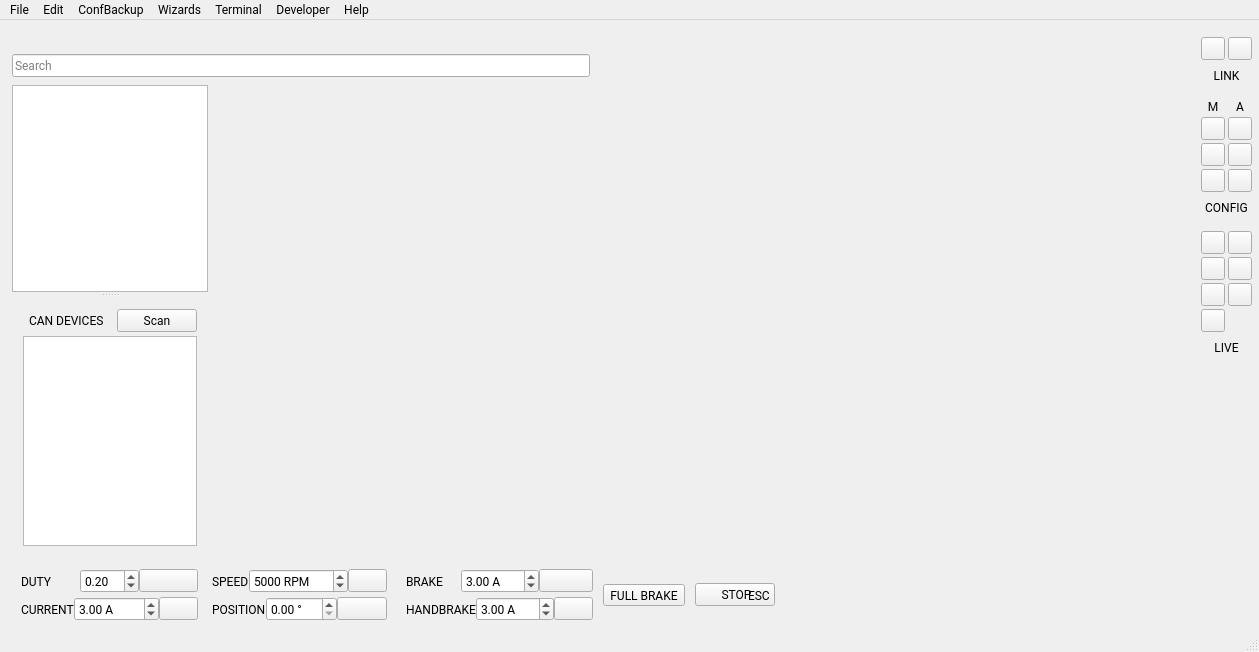
This is mainwindow.ui in Jfriesen222/vesc_tool as Qt 5 draws it before an edit. The edited form follows.
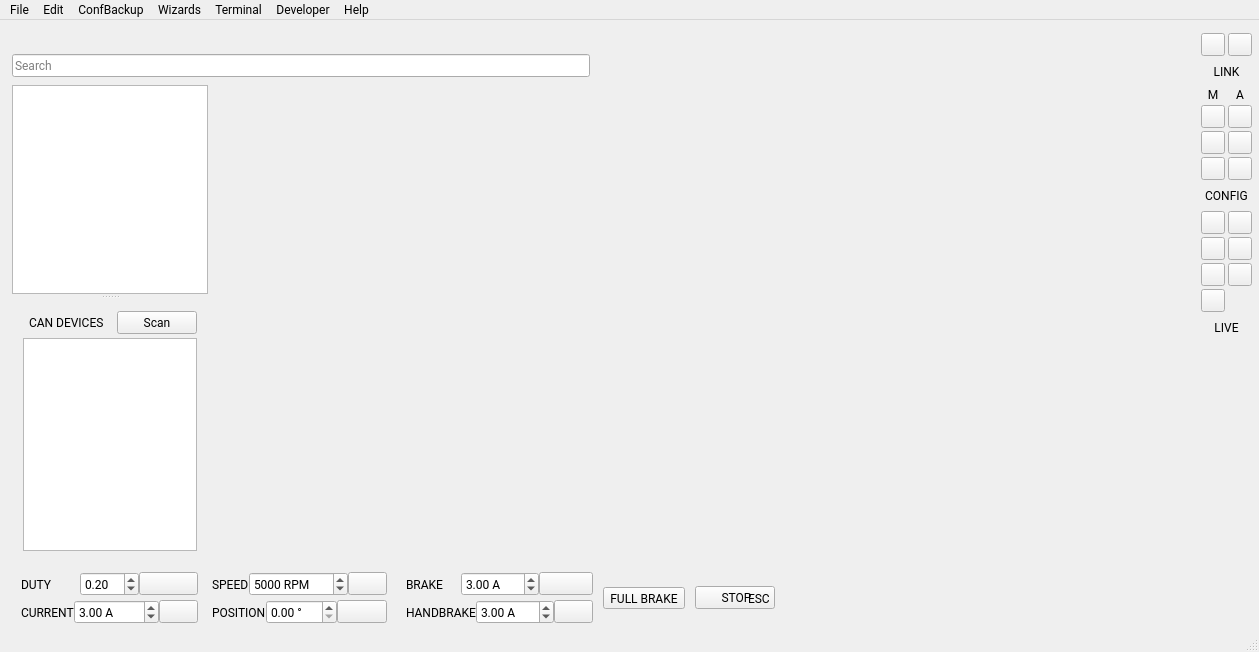
This is the edited form. Icons and pictures are not drawn. Custom widgets are drawn as their Qt base class.

```diff
--- a/mainwindow.ui
+++ b/mainwindow.ui
@@ -61,12 +61,6 @@
         <property name="enabled">
          <bool>true</bool>
         </property>
-        <property name="maximumSize">
-         <size>
-          <width>120</width>
-          <height>36</height>
-         </size>
-        </property>
         <property name="text">
          <string/>
         </property>
@@ -219,20 +213,23 @@
         <number>3</number>
        </property>
        <property name="topMargin">
-        <number>14</number>
+        <number>10</number>
        </property>
        <property name="rightMargin">
         <number>4</number>
        </property>
        <property name="bottomMargin">
-        <number>8</number>
+        <number>6</number>
        </property>
        <item>
         <widget class="QFrame" name="linkKeys">
          <property name="keys" stdset="0">
           <bool>true</bool>
          </property>
-         <layout class="QGridLayout" name="linkKeysLayout">
+         <layout class="QHBoxLayout" name="linkKeysLayout">
+          <property name="spacing">
+           <number>3</number>
+          </property>
           <property name="leftMargin">
            <number>3</number>
           </property>
@@ -245,13 +242,10 @@
           <property name="bottomMargin">
            <number>3</number>
           </property>
-          <property name="spacing">
-           <number>3</number>
-          </property>
-          <item row="0" column="0">
+          <item>
            <widget class="QToolButton" name="actionReconnectButton"/>
           </item>
-          <item row="0" column="1">
+          <item>
            <widget class="QToolButton" name="actionDisconnectButton"/>
           </item>
          </layout>
@@ -267,28 +261,15 @@
          </property>
         </widget>
        </item>
-       <item>
-        <spacer name="railSpacer1">
-         <property name="sizeType">
-          <enum>QSizePolicy::Policy::Fixed</enum>
-         </property>
-         <property name="orientation">
-          <enum>Qt::Orientation::Vertical</enum>
-         </property>
-         <property name="sizeHint" stdset="0">
-          <size>
-           <width>10</width>
-           <height>8</height>
-          </size>
-         </property>
-        </spacer>
-       </item>
        <item>
         <widget class="QFrame" name="configKeys">
          <property name="keys" stdset="0">
           <bool>true</bool>
          </property>
-         <layout class="QGridLayout" name="configKeysLayout">
+         <layout class="QHBoxLayout" name="configKeysLayout">
+          <property name="spacing">
+           <number>3</number>
+          </property>
           <property name="leftMargin">
            <number>3</number>
           </property>
@@ -301,10 +282,12 @@
           <property name="bottomMargin">
            <number>3</number>
           </property>
+          <item>
+           <layout class="QVBoxLayout" name="motorKeysLayout">
           <property name="spacing">
            <number>3</number>
           </property>
-          <item row="0" column="0">
+            <item>
            <widget class="QLabel" name="motorKeysLabel">
             <property name="text">
              <string>M</string>
@@ -314,7 +297,23 @@
             </property>
            </widget>
           </item>
-          <item row="0" column="1">
+            <item>
+             <widget class="QToolButton" name="actionReadMcconfButton"/>
+            </item>
+            <item>
+             <widget class="QToolButton" name="actionReadMcconfDefaultButton"/>
+            </item>
+            <item>
+             <widget class="QToolButton" name="actionWriteMcconfButton"/>
+            </item>
+           </layout>
+          </item>
+          <item>
+           <layout class="QVBoxLayout" name="appKeysLayout">
+            <property name="spacing">
+             <number>3</number>
+            </property>
+            <item>
            <widget class="QLabel" name="appKeysLabel">
             <property name="text">
              <string>A</string>
@@ -324,25 +323,18 @@
             </property>
            </widget>
           </item>
-          <item row="1" column="0">
-           <widget class="QToolButton" name="actionReadMcconfButton"/>
-          </item>
-          <item row="1" column="1">
+            <item>
            <widget class="QToolButton" name="actionReadAppconfButton"/>
           </item>
-          <item row="2" column="0">
-           <widget class="QToolButton" name="actionReadMcconfDefaultButton"/>
-          </item>
-          <item row="2" column="1">
+            <item>
            <widget class="QToolButton" name="actionReadAppconfDefaultButton"/>
           </item>
-          <item row="3" column="0">
-           <widget class="QToolButton" name="actionWriteMcconfButton"/>
-          </item>
-          <item row="3" column="1">
+            <item>
            <widget class="QToolButton" name="actionWriteAppconfButton"/>
           </item>
          </layout>
+          </item>
+         </layout>
         </widget>
        </item>
        <item>
@@ -355,28 +347,15 @@
          </property>
         </widget>
        </item>
-       <item>
-        <spacer name="railSpacer2">
-         <property name="sizeType">
-          <enum>QSizePolicy::Policy::Fixed</enum>
-         </property>
-         <property name="orientation">
-          <enum>Qt::Orientation::Vertical</enum>
-         </property>
-         <property name="sizeHint" stdset="0">
-          <size>
-           <width>10</width>
-           <height>8</height>
-          </size>
-         </property>
-        </spacer>
-       </item>
        <item>
         <widget class="QFrame" name="liveKeys">
          <property name="keys" stdset="0">
           <bool>true</bool>
          </property>
-         <layout class="QGridLayout" name="liveKeysLayout">
+         <layout class="QVBoxLayout" name="liveKeysLayout">
+          <property name="spacing">
+           <number>3</number>
+          </property>
           <property name="leftMargin">
            <number>3</number>
           </property>
@@ -389,28 +368,46 @@
           <property name="bottomMargin">
            <number>3</number>
           </property>
+          <item>
+           <layout class="QHBoxLayout" name="liveKeysColumns">
           <property name="spacing">
            <number>3</number>
           </property>
-          <item row="0" column="0">
+            <item>
+             <layout class="QVBoxLayout" name="liveKeysLeft">
+              <property name="spacing">
+               <number>3</number>
+              </property>
+              <item>
            <widget class="QToolButton" name="actionRtDataButton"/>
           </item>
-          <item row="0" column="1">
-           <widget class="QToolButton" name="actionRtDataAppButton"/>
-          </item>
-          <item row="1" column="0">
+              <item>
            <widget class="QToolButton" name="actionIMUButton"/>
           </item>
-          <item row="1" column="1">
-           <widget class="QToolButton" name="actionrtDataBmsButton"/>
-          </item>
-          <item row="2" column="0">
+              <item>
            <widget class="QToolButton" name="actionSendAliveButton"/>
           </item>
-          <item row="2" column="1">
+             </layout>
+            </item>
+            <item>
+             <layout class="QVBoxLayout" name="liveKeysRight">
+              <property name="spacing">
+               <number>3</number>
+              </property>
+              <item>
+               <widget class="QToolButton" name="actionRtDataAppButton"/>
+              </item>
+              <item>
+               <widget class="QToolButton" name="actionrtDataBmsButton"/>
+              </item>
+              <item>
            <widget class="QToolButton" name="actionKeyboardControlButton"/>
           </item>
-          <item row="3" column="0" colspan="2">
+             </layout>
+            </item>
+           </layout>
+          </item>
+          <item>
            <widget class="QToolButton" name="actionCanFwdButton"/>
           </item>
          </layout>
@@ -452,13 +449,13 @@
         <number>12</number>
        </property>
        <property name="topMargin">
-        <number>8</number>
+        <number>6</number>
        </property>
        <property name="rightMargin">
         <number>0</number>
        </property>
        <property name="bottomMargin">
-        <number>9</number>
+        <number>6</number>
        </property>
        <item>
         <layout class="QGridLayout" name="runLayout">
```
Left out of the diff: 11 changed lines with no effect on the pictures. Lines whose indentation alone changed are shown as unchanged.
